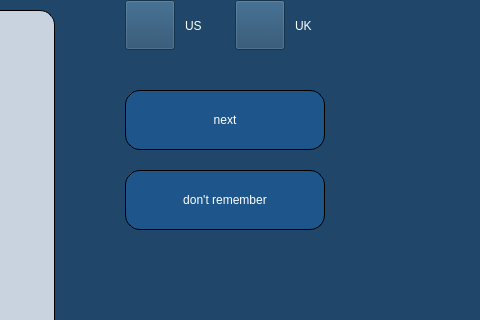
This is WindowsGraphics/RevisionModeWindow.ui in Skripkon/App-for-learning-English-LANGOD as Qt 5 draws it before an edit; both pictures show x 615 to 1095 and y 110 to 430 of the 1210 by 800 pixel window. The edited form follows.
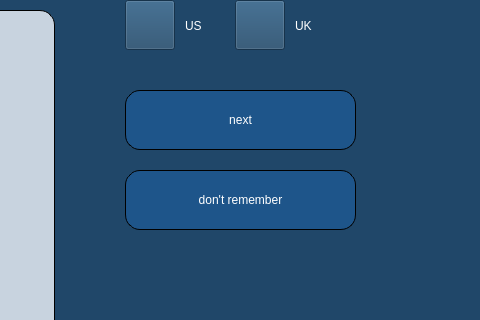
This is the edited form. Icons and pictures are not drawn.

```diff
--- a/WindowsGraphics/RevisionModeWindow.ui
+++ b/WindowsGraphics/RevisionModeWindow.ui
@@ -161,7 +161,7 @@
     <rect>
      <x>740</x>
      <y>200</y>
-     <width>200</width>
+     <width>231</width>
      <height>60</height>
     </rect>
    </property>
@@ -512,7 +512,7 @@
     <rect>
      <x>740</x>
      <y>280</y>
-     <width>200</width>
+     <width>231</width>
      <height>60</height>
     </rect>
    </property>
```
